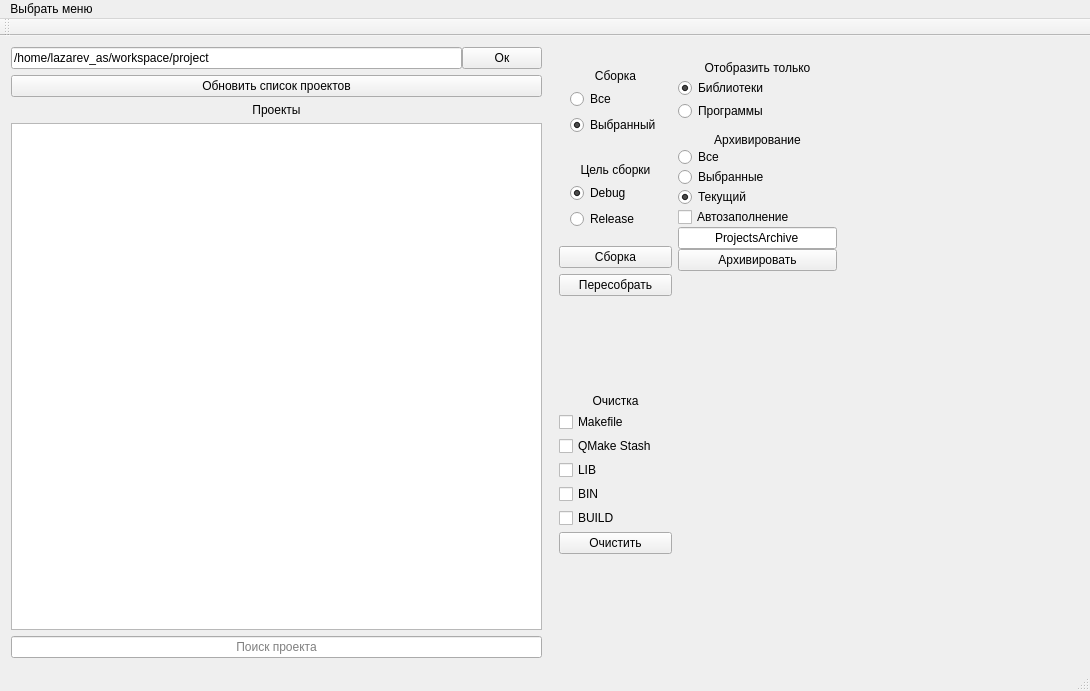
The window that src/gui/mainwindow.ui (VinTRiZz/ProjectUtility) describes before a commit, drawn with Qt 5.
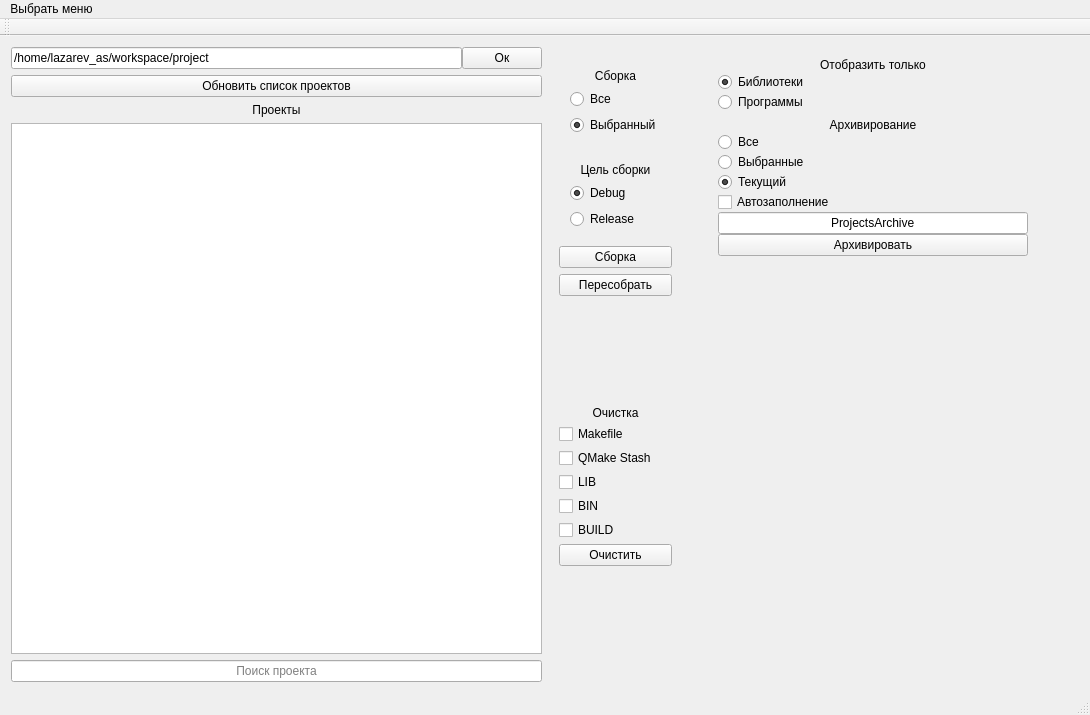
The same window after the commit.

The edit to the form file:
```diff
--- a/src/gui/mainwindow.ui
+++ b/src/gui/mainwindow.ui
@@ -7,7 +7,7 @@
     <x>0</x>
     <y>0</y>
     <width>1090</width>
-    <height>691</height>
+    <height>715</height>
    </rect>
   </property>
   <property name="cursor">
@@ -120,6 +120,180 @@
       </property>
       <widget class="QWidget" name="page">
        <layout class="QGridLayout" name="gridLayout_3">
+        <item row="1" column="2">
+         <spacer name="verticalSpacer">
+          <property name="orientation">
+           <enum>Qt::Vertical</enum>
+          </property>
+          <property name="sizeType">
+           <enum>QSizePolicy::Expanding</enum>
+          </property>
+          <property name="sizeHint" stdset="0">
+           <size>
+            <width>20</width>
+            <height>370</height>
+           </size>
+          </property>
+         </spacer>
+        </item>
+        <item row="0" column="2">
+         <layout class="QVBoxLayout" name="verticalLayout_13">
+          <item>
+           <widget class="QWidget" name="widget" native="true">
+            <property name="sizePolicy">
+             <sizepolicy hsizetype="Preferred" vsizetype="Preferred">
+              <horstretch>0</horstretch>
+              <verstretch>0</verstretch>
+             </sizepolicy>
+            </property>
+            <layout class="QVBoxLayout" name="verticalLayout_5">
+             <property name="spacing">
+              <number>0</number>
+             </property>
+             <property name="leftMargin">
+              <number>0</number>
+             </property>
+             <property name="topMargin">
+              <number>0</number>
+             </property>
+             <property name="rightMargin">
+              <number>0</number>
+             </property>
+             <property name="bottomMargin">
+              <number>0</number>
+             </property>
+             <item>
+              <widget class="QLabel" name="label_5">
+               <property name="sizePolicy">
+                <sizepolicy hsizetype="Preferred" vsizetype="Fixed">
+                 <horstretch>0</horstretch>
+                 <verstretch>0</verstretch>
+                </sizepolicy>
+               </property>
+               <property name="text">
+                <string>Отобразить только</string>
+               </property>
+               <property name="alignment">
+                <set>Qt::AlignCenter</set>
+               </property>
+              </widget>
+             </item>
+             <item>
+              <widget class="QRadioButton" name="libs_radioButton">
+               <property name="text">
+                <string>Библиотеки</string>
+               </property>
+               <property name="checked">
+                <bool>true</bool>
+               </property>
+              </widget>
+             </item>
+             <item>
+              <widget class="QRadioButton" name="apps_radioButton">
+               <property name="text">
+                <string>Программы</string>
+               </property>
+              </widget>
+             </item>
+            </layout>
+           </widget>
+          </item>
+          <item>
+           <widget class="QWidget" name="widget_4" native="true">
+            <property name="sizePolicy">
+             <sizepolicy hsizetype="Preferred" vsizetype="Preferred">
+              <horstretch>0</horstretch>
+              <verstretch>0</verstretch>
+             </sizepolicy>
+            </property>
+            <layout class="QVBoxLayout" name="verticalLayout_12">
+             <property name="spacing">
+              <number>0</number>
+             </property>
+             <property name="leftMargin">
+              <number>0</number>
+             </property>
+             <property name="topMargin">
+              <number>0</number>
+             </property>
+             <property name="rightMargin">
+              <number>0</number>
+             </property>
+             <property name="bottomMargin">
+              <number>0</number>
+             </property>
+             <item>
+              <widget class="QLabel" name="label_6">
+               <property name="sizePolicy">
+                <sizepolicy hsizetype="Preferred" vsizetype="Fixed">
+                 <horstretch>0</horstretch>
+                 <verstretch>0</verstretch>
+                </sizepolicy>
+               </property>
+               <property name="text">
+                <string>Архивирование</string>
+               </property>
+               <property name="alignment">
+                <set>Qt::AlignCenter</set>
+               </property>
+              </widget>
+             </item>
+             <item>
+              <widget class="QRadioButton" name="archiveAll_radioButton">
+               <property name="text">
+                <string>Все</string>
+               </property>
+              </widget>
+             </item>
+             <item>
+              <widget class="QRadioButton" name="archiveSelected_radioButton">
+               <property name="text">
+                <string>Выбранные</string>
+               </property>
+              </widget>
+             </item>
+             <item>
+              <widget class="QRadioButton" name="archiveCurrent_radioButton">
+               <property name="text">
+                <string>Текущий</string>
+               </property>
+               <property name="checked">
+                <bool>true</bool>
+               </property>
+              </widget>
+             </item>
+             <item>
+              <widget class="QCheckBox" name="autoName_checkBox">
+               <property name="text">
+                <string>Автозаполнение</string>
+               </property>
+              </widget>
+             </item>
+             <item>
+              <widget class="QLineEdit" name="archivePath_lineEdit">
+               <property name="text">
+                <string>ProjectsArchive</string>
+               </property>
+               <property name="alignment">
+                <set>Qt::AlignCenter</set>
+               </property>
+               <property name="placeholderText">
+                <string>Путь для архива</string>
+               </property>
+              </widget>
+             </item>
+             <item>
+              <widget class="QPushButton" name="archive_pushButton">
+               <property name="text">
+                <string>Архивировать</string>
+               </property>
+              </widget>
+             </item>
+            </layout>
+           </widget>
+          </item>
+         </layout>
+        </item>
         <item row="0" column="0" rowspan="2">
          <layout class="QVBoxLayout" name="verticalLayout_3">
           <property name="spacing">
@@ -345,188 +519,33 @@
          </layout>
         </item>
         <item row="0" column="1">
-         <layout class="QVBoxLayout" name="verticalLayout_13">
-          <item>
-           <widget class="QWidget" name="widget" native="true">
-            <property name="sizePolicy">
-             <sizepolicy hsizetype="Preferred" vsizetype="Preferred">
-              <horstretch>0</horstretch>
-              <verstretch>0</verstretch>
-             </sizepolicy>
-            </property>
-            <layout class="QVBoxLayout" name="verticalLayout_5">
-             <property name="spacing">
-              <number>0</number>
-             </property>
-             <property name="leftMargin">
-              <number>0</number>
-             </property>
-             <property name="topMargin">
-              <number>0</number>
-             </property>
-             <property name="rightMargin">
-              <number>0</number>
-             </property>
-             <property name="bottomMargin">
-              <number>0</number>
-             </property>
-             <item>
-              <widget class="QLabel" name="label_5">
-               <property name="sizePolicy">
-                <sizepolicy hsizetype="Preferred" vsizetype="Fixed">
-                 <horstretch>0</horstretch>
-                 <verstretch>0</verstretch>
-                </sizepolicy>
-               </property>
-               <property name="text">
-                <string>Отобразить только</string>
-               </property>
-               <property name="alignment">
-                <set>Qt::AlignCenter</set>
-               </property>
-              </widget>
-             </item>
-             <item>
-              <widget class="QRadioButton" name="libs_radioButton">
-               <property name="text">
-                <string>Библиотеки</string>
-               </property>
-               <property name="checked">
-                <bool>true</bool>
-               </property>
-              </widget>
-             </item>
-             <item>
-              <widget class="QRadioButton" name="apps_radioButton">
-               <property name="text">
-                <string>Программы</string>
-               </property>
-              </widget>
-             </item>
-            </layout>
-           </widget>
-          </item>
-          <item>
-           <widget class="QWidget" name="widget_4" native="true">
-            <property name="sizePolicy">
-             <sizepolicy hsizetype="Preferred" vsizetype="Preferred">
-              <horstretch>0</horstretch>
-              <verstretch>0</verstretch>
-             </sizepolicy>
-            </property>
-            <layout class="QVBoxLayout" name="verticalLayout_12">
-             <property name="spacing">
-              <number>0</number>
-             </property>
-             <property name="leftMargin">
-              <number>0</number>
-             </property>
-             <property name="topMargin">
-              <number>0</number>
-             </property>
-             <property name="rightMargin">
-              <number>0</number>
-             </property>
-             <property name="bottomMargin">
-              <number>0</number>
-             </property>
-             <item>
-              <widget class="QLabel" name="label_6">
-               <property name="sizePolicy">
-                <sizepolicy hsizetype="Preferred" vsizetype="Fixed">
-                 <horstretch>0</horstretch>
-                 <verstretch>0</verstretch>
-                </sizepolicy>
-               </property>
-               <property name="text">
-                <string>Архивирование</string>
-               </property>
-               <property name="alignment">
-                <set>Qt::AlignCenter</set>
-               </property>
-              </widget>
-             </item>
-             <item>
-              <widget class="QRadioButton" name="archiveAll_radioButton">
-               <property name="text">
-                <string>Все</string>
-               </property>
-              </widget>
-             </item>
-             <item>
-              <widget class="QRadioButton" name="archiveSelected_radioButton">
-               <property name="text">
-                <string>Выбранные</string>
-               </property>
-              </widget>
-             </item>
-             <item>
-              <widget class="QRadioButton" name="archiveCurrent_radioButton">
-               <property name="text">
-                <string>Текущий</string>
-               </property>
-               <property name="checked">
-                <bool>true</bool>
-               </property>
-              </widget>
-             </item>
-             <item>
-              <widget class="QCheckBox" name="autoName_checkBox">
-               <property name="text">
-                <string>Автозаполнение</string>
-               </property>
-              </widget>
-             </item>
-             <item>
-              <widget class="QLineEdit" name="archivePath_lineEdit">
-               <property name="text">
-                <string>ProjectsArchive</string>
-               </property>
-               <property name="alignment">
-                <set>Qt::AlignCenter</set>
-               </property>
-               <property name="placeholderText">
-                <string>Путь для архива</string>
-               </property>
-              </widget>
-             </item>
-             <item>
-              <widget class="QPushButton" name="archive_pushButton">
-               <property name="text">
-                <string>Архивировать</string>
-               </property>
-              </widget>
-             </item>
-            </layout>
-           </widget>
-          </item>
-         </layout>
-        </item>
-        <item row="0" column="2">
          <spacer name="horizontalSpacer_4">
           <property name="orientation">
            <enum>Qt::Horizontal</enum>
           </property>
+          <property name="sizeType">
+           <enum>QSizePolicy::Preferred</enum>
+          </property>
           <property name="sizeHint" stdset="0">
            <size>
-            <width>231</width>
+            <width>40</width>
             <height>20</height>
            </size>
           </property>
          </spacer>
         </item>
-        <item row="1" column="1">
-         <spacer name="verticalSpacer">
+        <item row="0" column="3">
+         <spacer name="horizontalSpacer_3">
           <property name="orientation">
-           <enum>Qt::Vertical</enum>
+           <enum>Qt::Horizontal</enum>
           </property>
           <property name="sizeType">
-           <enum>QSizePolicy::Minimum</enum>
+           <enum>QSizePolicy::Preferred</enum>
           </property>
           <property name="sizeHint" stdset="0">
            <size>
-            <width>20</width>
-            <height>370</height>
+            <width>40</width>
+            <height>20</height>
            </size>
           </property>
          </spacer>
```
